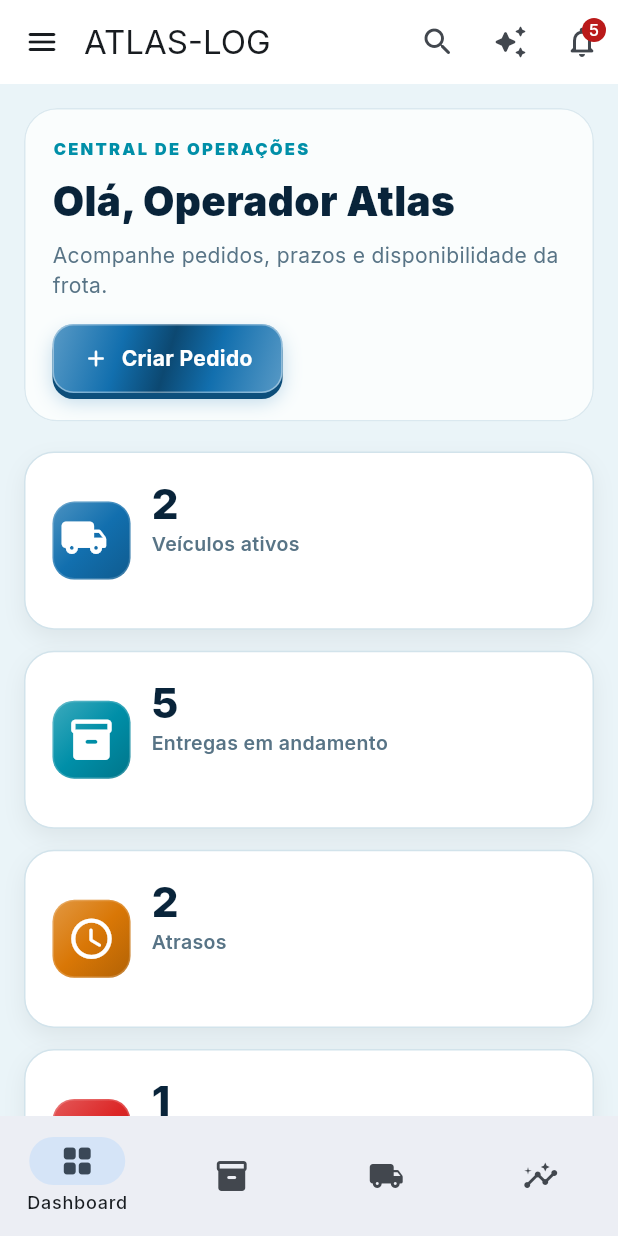
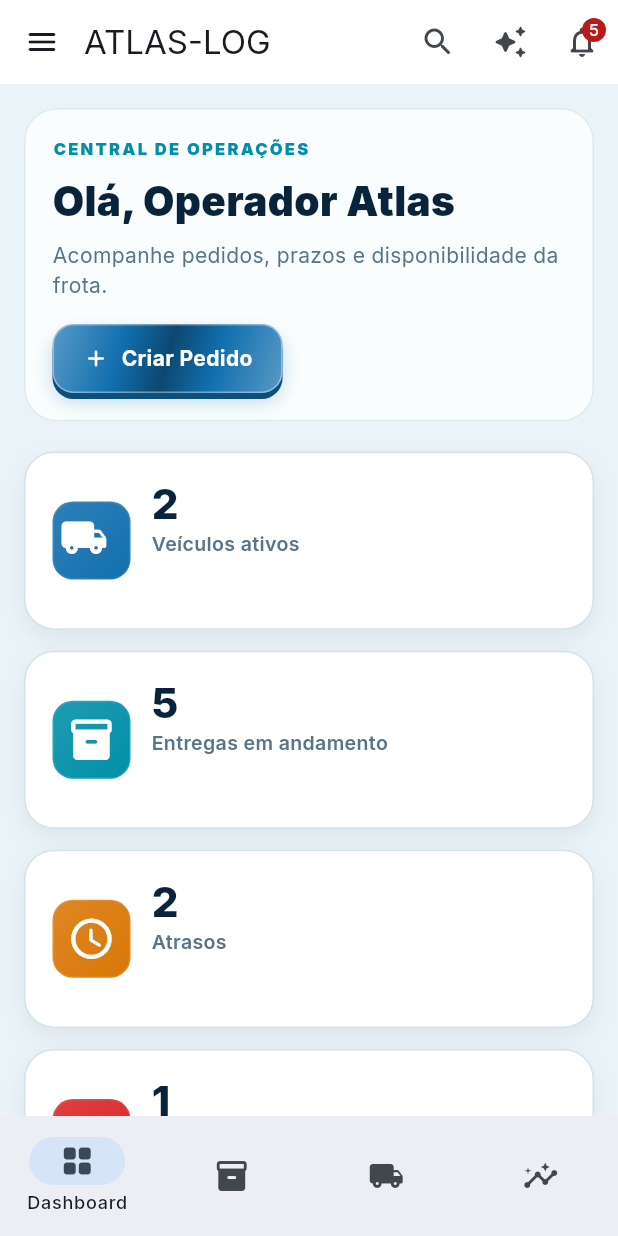
Before and after one commit to leohamil31/ATLAS-LOG-, a Flutter app: the screen it shows after launch, after a tap on "Entrar no ambiente de teste", on a phone screen of 412 x 824 dp. Run offline on Flutter 3.47's test engine with Material 3 defaults, Android fonts, the phone set to English and light mode, and no system bars; our stand-ins replace flutter_map, google_fonts, latlong2, pdf, printing, qr_flutter and 3 more; missing offline and left inert: dart:js_interop.

Commit message:
feat: use new ATLAS-LOG logo and app icon
Align the vector mark and PWA identity with the supplied metallic A-and-arrow logo, and simplify app icon tiles.

Co-authored-by: Copilot <223556219+Copilot@users.noreply.github.com>

```diff
--- a/lib/widgets/atlas_logo_3d.dart
+++ b/lib/widgets/atlas_logo_3d.dart
@@ -79,7 +79,7 @@ class _AtlasLogo3DState extends State<AtlasLogo3D>
           builder: (context, _) {
             final float = _float.value;
             final turn = _turn.value;
-            final glow = _hovered ? 0.75 : 0.28 + float * 0.12;
+            final glow = _hovered ? 0.34 : 0.16 + float * 0.04;
             return Transform(
               alignment: Alignment.center,
               transform: Matrix4.identity()
@@ -100,8 +100,8 @@ class _AtlasLogo3DState extends State<AtlasLogo3D>
                   boxShadow: [
                     BoxShadow(
                       color: colors.accent.withValues(alpha: glow),
-                      blurRadius: _hovered ? 26 : 14,
-                      spreadRadius: _hovered ? 2 : 0,
+                      blurRadius: _hovered ? 18 : 10,
+                      spreadRadius: 0,
                     ),
                   ],
                 ),
@@ -181,39 +181,26 @@ class _AtlasMarkPainter extends CustomPainter {
     final scale = unit / 100;
     Offset point(double x, double y) =>
         Offset(offset.dx + x * scale, offset.dy + y * scale);
-    Path mapPath(Path source, Offset shift) => source.transform(
-      (Matrix4.identity()..translateByDouble(shift.dx, shift.dy, 0, 1)).storage,
+    Path shifted(Path path, double dy) => path.transform(
+      (Matrix4.identity()..translateByDouble(0, dy * scale, 0, 1)).storage,
     );
 
-    final outerA = Path()
-      ..moveTo(point(8, 89).dx, point(8, 89).dy)
-      ..lineTo(point(38, 17).dx, point(38, 17).dy)
-      ..quadraticBezierTo(
-        point(50, 2).dx,
-        point(50, 2).dy,
-        point(62, 17).dx,
-        point(62, 17).dy,
-      )
-      ..lineTo(point(92, 89).dx, point(92, 89).dy)
-      ..lineTo(point(73, 89).dx, point(73, 89).dy)
-      ..lineTo(point(50, 34).dx, point(50, 34).dy)
-      ..lineTo(point(27, 89).dx, point(27, 89).dy)
+    final leftLeg = Path()
+      ..moveTo(point(10, 88).dx, point(10, 88).dy)
+      ..lineTo(point(35, 20).dx, point(35, 20).dy)
+      ..lineTo(point(58, 20).dx, point(58, 20).dy)
+      ..lineTo(point(76, 54).dx, point(76, 54).dy)
+      ..lineTo(point(60, 62).dx, point(60, 62).dy)
+      ..lineTo(point(51, 39).dx, point(51, 39).dy)
+      ..lineTo(point(45, 39).dx, point(45, 39).dy)
+      ..lineTo(point(27, 88).dx, point(27, 88).dy)
       ..close();
-    final innerCutout = Path()
-      ..moveTo(point(41, 65).dx, point(41, 65).dy)
-      ..lineTo(point(50, 43).dx, point(50, 43).dy)
-      ..lineTo(point(59, 65).dx, point(59, 65).dy)
+    final rightLeg = Path()
+      ..moveTo(point(60, 62).dx, point(60, 62).dy)
+      ..lineTo(point(76, 54).dx, point(76, 54).dy)
+      ..lineTo(point(92, 88).dx, point(92, 88).dy)
+      ..lineTo(point(73, 88).dx, point(73, 88).dy)
       ..close();
-    final aMark = Path.combine(PathOperation.difference, outerA, innerCutout);
-    final aExtrusion = Paint()
-      ..style = PaintingStyle.fill
-      ..color = blue.withValues(alpha: 0.88);
-    for (var layer = 5; layer >= 1; layer--) {
-      canvas.drawPath(
-        mapPath(aMark, Offset(0, layer * 0.85 * scale)),
-        aExtrusion,
-      );
-    }
     final metal = Paint()
       ..style = PaintingStyle.fill
       ..shader = LinearGradient(
@@ -222,75 +209,86 @@ class _AtlasMarkPainter extends CustomPainter {
         colors: [
           Colors.white,
           highlight,
-          const Color(0xFFB9E4F3),
-          const Color(0xFF739EB8),
+          const Color(0xFFC7DCE8),
+          const Color(0xFF7895A8),
         ],
-        stops: const [0, 0.3, 0.68, 1],
+        stops: const [0, 0.28, 0.7, 1],
       ).createShader(bounds);
-    canvas.drawShadow(aMark, blue.withValues(alpha: 0.3), 3 * scale, false);
-    canvas.drawPath(aMark, metal);
-    final bevel = Paint()
-      ..style = PaintingStyle.stroke
-      ..strokeWidth = 1.15 * scale
-      ..strokeJoin = StrokeJoin.round
-      ..color = Colors.white.withValues(alpha: 0.72);
-    canvas.drawPath(outerA, bevel);
+    final extrusion = Paint()
+      ..style = PaintingStyle.fill
+      ..color = blue.withValues(alpha: 0.78);
+    for (var layer = 4; layer >= 1; layer--) {
+      canvas.drawPath(shifted(leftLeg, layer * 0.7), extrusion);
+      canvas.drawPath(shifted(rightLeg, layer * 0.7), extrusion);
+    }
+    canvas.drawShadow(leftLeg, blue.withValues(alpha: 0.28), 2.2 * scale, false);
+    canvas.drawShadow(rightLeg, blue.withValues(alpha: 0.25), 2.2 * scale, false);
+    canvas.drawPath(leftLeg, metal);
+    canvas.drawPath(rightLeg, metal);
 
     final arrow = Path()
-      ..moveTo(point(5, 78).dx, point(5, 78).dy)
+      ..moveTo(point(6, 77).dx, point(6, 77).dy)
       ..cubicTo(
-        point(27, 78).dx,
-        point(27, 78).dy,
-        point(51, 67).dx,
-        point(51, 67).dy,
-        point(70, 48).dx,
-        point(70, 48).dy,
+        point(29, 76).dx,
+        point(29, 76).dy,
+        point(50, 66).dx,
+        point(50, 66).dy,
+        point(68, 49).dx,
+        point(68, 49).dy,
       )
-      ..lineTo(point(86, 31).dx, point(86, 31).dy);
+      ..lineTo(point(89, 26).dx, point(89, 26).dy);
     final arrowHead = Path()
-      ..moveTo(point(70, 29).dx, point(70, 29).dy)
-      ..lineTo(point(92, 20).dx, point(92, 20).dy)
-      ..lineTo(point(88, 43).dx, point(88, 43).dy)
+      ..moveTo(point(76, 24).dx, point(76, 24).dy)
+      ..lineTo(point(94, 16).dx, point(94, 16).dy)
+      ..lineTo(point(91, 39).dx, point(91, 39).dy)
       ..close();
-    final arrowExtrusion = Paint()
+    final arrowBase = Paint()
       ..style = PaintingStyle.stroke
-      ..strokeWidth = 8.5 * scale
+      ..strokeWidth = 12 * scale
       ..strokeCap = StrokeCap.round
       ..strokeJoin = StrokeJoin.round
       ..color = blue;
-    canvas.drawPath(mapPath(arrow, Offset(0, 2.2 * scale)), arrowExtrusion);
+    canvas.drawPath(shifted(arrow, 2), arrowBase);
     canvas.drawPath(
-      mapPath(arrowHead, Offset(0, 2.2 * scale)),
+      shifted(arrowHead, 2),
       Paint()
         ..style = PaintingStyle.fill
         ..color = blue,
     );
+    canvas.drawPath(arrow, arrowBase..strokeWidth = 10.5 * scale..color = cyan);
+    canvas.drawPath(arrowHead, Paint()..color = cyan);
     final arrowFace = Paint()
       ..style = PaintingStyle.stroke
-      ..strokeWidth = 7 * scale
+      ..strokeWidth = 7.3 * scale
       ..strokeCap = StrokeCap.round
       ..strokeJoin = StrokeJoin.round
       ..shader = LinearGradient(
-        begin: Alignment.bottomLeft,
-        end: Alignment.topRight,
-        colors: [blue, cyan],
+        begin: Alignment.topLeft,
+        end: Alignment.bottomRight,
+        colors: [
+          Colors.white,
+          const Color(0xFFE4F2F8),
+          const Color(0xFF9BB7C9),
+        ],
       ).createShader(bounds);
     canvas.drawPath(arrow, arrowFace);
-    final arrowTipPaint = Paint()
-      ..style = PaintingStyle.fill
-      ..shader = LinearGradient(
-        begin: Alignment.bottomLeft,
-        end: Alignment.topRight,
-        colors: [blue, cyan],
-      ).createShader(bounds);
-    canvas.drawPath(arrowHead, arrowTipPaint);
+    canvas.drawPath(
+      arrowHead,
+      Paint()
+        ..style = PaintingStyle.fill
+        ..shader = LinearGradient(
+          begin: Alignment.topLeft,
+          end: Alignment.bottomRight,
+          colors: [Colors.white, const Color(0xFF9BB7C9)],
+        ).createShader(bounds),
+    );
     canvas.drawPath(
       arrow,
       Paint()
         ..style = PaintingStyle.stroke
-        ..strokeWidth = 1.5 * scale
+        ..strokeWidth = 1.1 * scale
         ..strokeCap = StrokeCap.round
-        ..color = Colors.white.withValues(alpha: 0.82),
+        ..color = Colors.white.withValues(alpha: 0.85),
     );
   }
 
--- a/lib/widgets/icon3d.dart
+++ b/lib/widgets/icon3d.dart
@@ -1,4 +1,4 @@
-/// Ícone em placa azul com volume leve, sem sombras marcadas.
+/// Ícone em bloco arredondado e simples, inspirado nos ícones do iPhone.
 library;
 
 import 'dart:math' as math;
@@ -101,17 +101,17 @@ class _Icon3DState extends State<Icon3D> with SingleTickerProviderStateMixin {
           alignment: Alignment.center,
           transform: Matrix4.identity()
             ..setEntry(3, 2, 0.01)
-            ..rotateY(w * 0.7)
-            ..rotateX(w * 0.15),
+            ..rotateY(w * 0.12)
+            ..rotateX(w * 0.04),
           child: g,
         );
       case IconMotion.pulse:
-        g = Transform.scale(scale: 1 + 0.16 * (0.5 + 0.5 * w), child: g);
+        g = Transform.scale(scale: 1 + 0.045 * (0.5 + 0.5 * w), child: g);
       case IconMotion.pop:
-        final p = Curves.elasticOut.transform(math.min(1, t * 1.6));
-        g = Transform.scale(scale: t == 0 ? 1 : 0.7 + 0.3 * p, child: g);
+        final p = Curves.easeOut.transform(math.min(1, t * 1.6));
+        g = Transform.scale(scale: t == 0 ? 1 : 0.94 + 0.06 * p, child: g);
       case IconMotion.bounce:
-        g = Transform.translate(offset: Offset(0, -w.abs() * 3), child: g);
+        g = Transform.translate(offset: Offset(0, -w.abs() * 1.2), child: g);
     }
     return g;
   }
@@ -119,9 +119,8 @@ class _Icon3DState extends State<Icon3D> with SingleTickerProviderStateMixin {
   @override
   Widget build(BuildContext context) {
     final c = widget.muted ? context.ac.border : widget.color;
-    final light = Color.lerp(c, Colors.white, 0.24)!;
-    final dark = Color.lerp(c, Colors.black, 0.18)!;
-    final radius = widget.size * 0.28;
+    final light = Color.lerp(c, Colors.white, 0.12)!;
+    final radius = widget.size * 0.26;
     final glyphColor = widget.muted ? context.ac.muted : widget.color;
 
     return MouseRegion(
@@ -143,17 +142,12 @@ class _Icon3DState extends State<Icon3D> with SingleTickerProviderStateMixin {
             gradient: LinearGradient(
               begin: Alignment.topLeft,
               end: Alignment.bottomRight,
-              colors: [light, c, dark],
+              colors: [light, c],
             ),
-            border: Border.all(
-              color: Colors.white.withValues(alpha: 0.18),
-            ),
+            border: Border.all(color: Colors.white.withValues(alpha: 0.1)),
           ),
           child: Center(
-            child: _glyph(
-              _c.value,
-              widget.muted ? glyphColor : Colors.white,
-            ),
+            child: _glyph(_c.value, widget.muted ? glyphColor : Colors.white),
           ),
         ),
       ),
```
Also changed, not shown: 3 other files.
